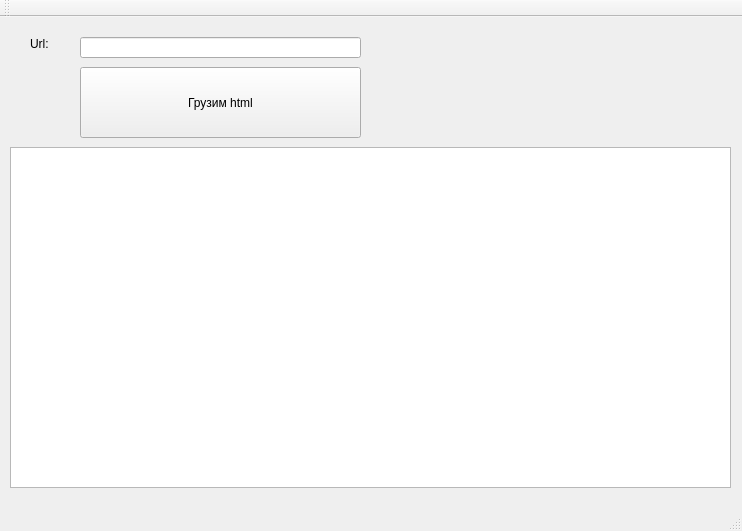
Before: the Qt Designer form MainWidget/mainwindow.ui in G0DZ/UntitledCookingProject, drawn with Qt 5.
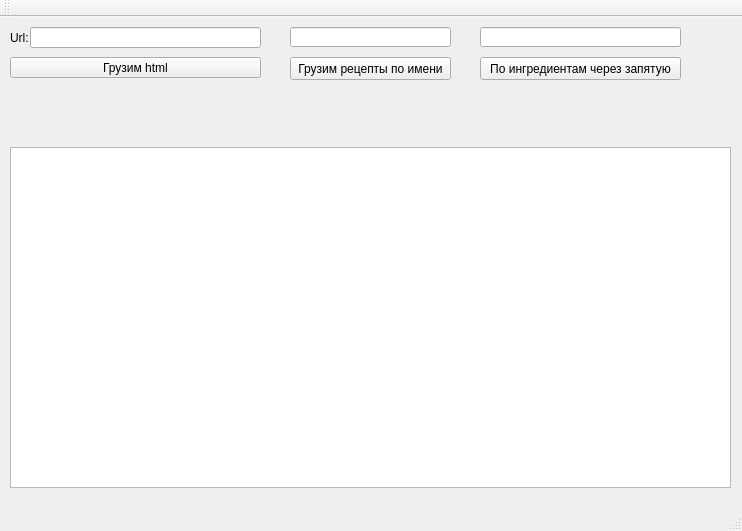
After: the same form once the commit is applied.

The edit to the form file:
```diff
--- a/MainWidget/mainwindow.ui
+++ b/MainWidget/mainwindow.ui
@@ -17,10 +17,10 @@
    <widget class="QPushButton" name="pushButton">
     <property name="geometry">
      <rect>
-      <x>80</x>
-      <y>50</y>
-      <width>281</width>
-      <height>71</height>
+      <x>10</x>
+      <y>40</y>
+      <width>251</width>
+      <height>21</height>
      </rect>
     </property>
     <property name="text">
@@ -30,20 +30,20 @@
    <widget class="QLineEdit" name="lineEdit">
     <property name="geometry">
      <rect>
-      <x>80</x>
-      <y>20</y>
-      <width>281</width>
-      <height>21</height>
-     </rect>
-    </property>
-   </widget>
-   <widget class="QLabel" name="label">
-    <property name="geometry">
-     <rect>
       <x>30</x>
-      <y>20</y>
+      <y>10</y>
+      <width>231</width>
+      <height>21</height>
+     </rect>
+    </property>
+   </widget>
+   <widget class="QLabel" name="label">
+    <property name="geometry">
+     <rect>
+      <x>10</x>
+      <y>10</y>
       <width>47</width>
-      <height>13</height>
+      <height>21</height>
      </rect>
     </property>
     <property name="text">
@@ -66,6 +66,52 @@
      <bool>true</bool>
     </property>
    </widget>
+   <widget class="QPushButton" name="pushButton_2">
+    <property name="geometry">
+     <rect>
+      <x>290</x>
+      <y>40</y>
+      <width>161</width>
+      <height>23</height>
+     </rect>
+    </property>
+    <property name="text">
+     <string>Грузим рецепты по имени</string>
+    </property>
+   </widget>
+   <widget class="QLineEdit" name="lineEdit_2">
+    <property name="geometry">
+     <rect>
+      <x>290</x>
+      <y>10</y>
+      <width>161</width>
+      <height>20</height>
+     </rect>
+    </property>
+   </widget>
+   <widget class="QLineEdit" name="lineEdit_3">
+    <property name="geometry">
+     <rect>
+      <x>480</x>
+      <y>10</y>
+      <width>201</width>
+      <height>20</height>
+     </rect>
+    </property>
+   </widget>
+   <widget class="QPushButton" name="pushButton_3">
+    <property name="geometry">
+     <rect>
+      <x>480</x>
+      <y>40</y>
+      <width>201</width>
+      <height>23</height>
+     </rect>
+    </property>
+    <property name="text">
+     <string>По ингредиентам через запятую</string>
+    </property>
+   </widget>
   </widget>
   <widget class="QMenuBar" name="menuBar">
    <property name="geometry">
```
